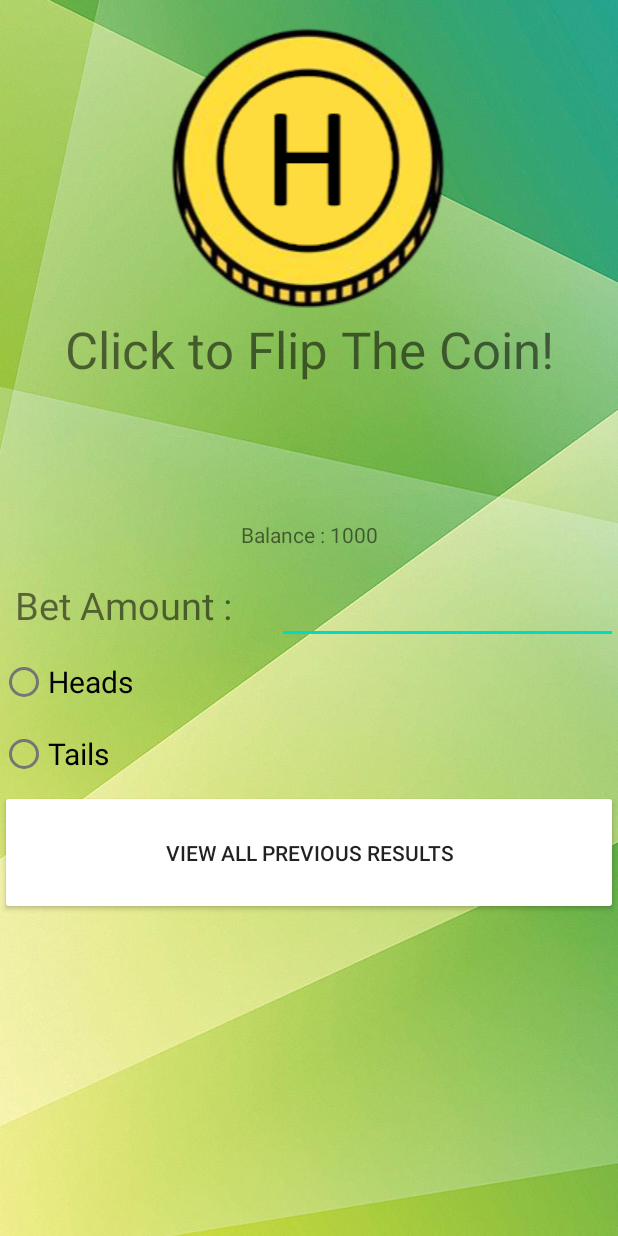
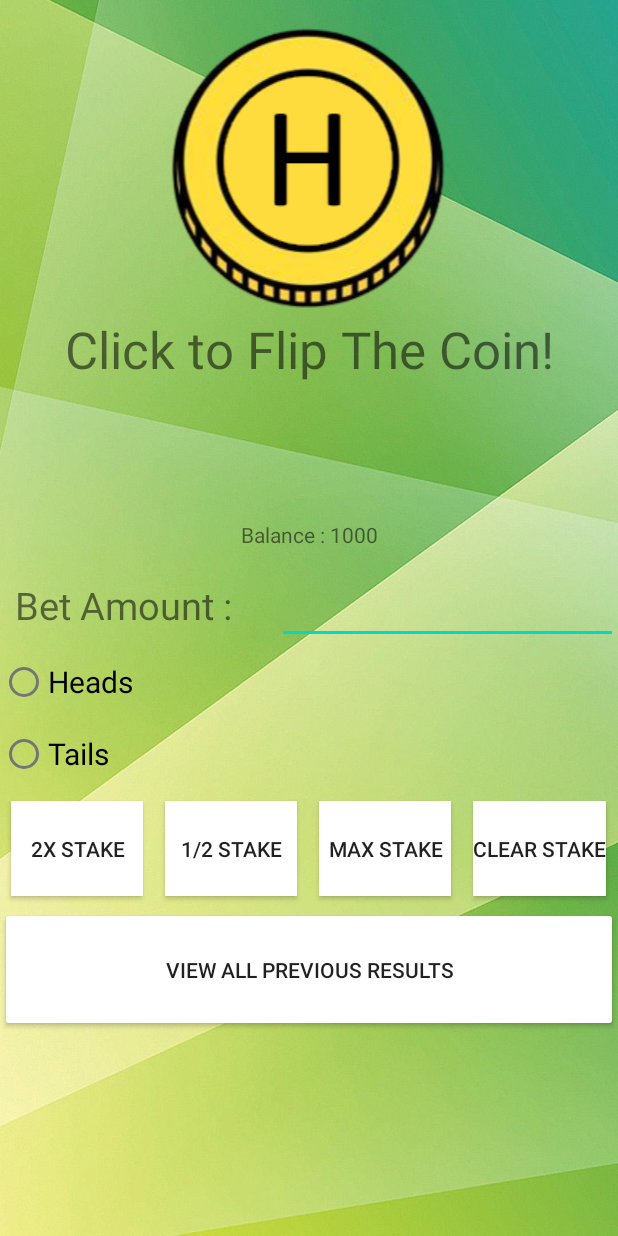
Before and after one commit to EthanMarv/BeatTheBookies, an Android app: the CoinFlipGame screen opened directly, with no data from a screen before it, on a phone screen of 412 x 824 dp. Run offline under Robolectric (Android 15) with nearby library versions, the phone set to English and light mode, and no system bars.

Commit message:
Coinflip 100% working with buttons + roulette animation

```diff
--- a/app/src/main/res/layout/activity_coin_flip_game.xml
+++ b/app/src/main/res/layout/activity_coin_flip_game.xml
@@ -114,6 +114,50 @@
                         android:text="Tails"
                         android:textSize="20dp"/>
 
+                    <LinearLayout
+                        android:layout_width="match_parent"
+                        android:layout_height="78dp"
+                        android:orientation="horizontal"
+                        >
+
+                        <androidx.appcompat.widget.AppCompatButton
+                            android:id="@+id/doublestakebtn"
+                            android:layout_width="wrap_content"
+                            android:layout_height="match_parent"
+                            android:background="@color/white"
+                            android:onClick="DoubleStake"
+                            android:text="2x Stake"
+                            android:layout_margin="7dp"/>
+
+                        <androidx.appcompat.widget.AppCompatButton
+                            android:id="@+id/halfstakebtn"
+                            android:layout_width="wrap_content"
+                            android:layout_height="match_parent"
+                            android:background="@color/white"
+                            android:onClick="HalfStake"
+                            android:text="1/2 Stake"
+                            android:layout_margin="7dp"/>
+
+                        <androidx.appcompat.widget.AppCompatButton
+                            android:id="@+id/maxStakebtn"
+                            android:layout_width="wrap_content"
+                            android:layout_height="match_parent"
+                            android:background="@color/white"
+                            android:onClick="MaxStake"
+                            android:text="Max Stake"
+                            android:layout_margin="7dp"/>
+
+                        <androidx.appcompat.widget.AppCompatButton
+                            android:id="@+id/clearStakeBtn"
+                            android:layout_width="wrap_content"
+                            android:layout_height="match_parent"
+                            android:background="@color/white"
+                            android:onClick="ClearStake"
+                            android:text="Clear Stake"
+                            android:layout_margin="7dp"/>
+
+                    </LinearLayout>
+
                     <androidx.appcompat.widget.AppCompatButton
                         android:id="@+id/ViewHistory"
                         android:layout_width="match_parent"
@@ -123,6 +167,8 @@
                         android:padding="10dp"
                         android:paddingBottom="10dp"
                         android:text="View all previous results" />
+
+
 
                 </RadioGroup>
             </LinearLayout>
```
Also changed, not shown: app/src/main/java/com/example/beatthebookies/CoinFlipGame.kt (+51 -2 lines), app/src/main/java/com/example/beatthebookies/RouletteGame.kt (+27 -1 lines).
